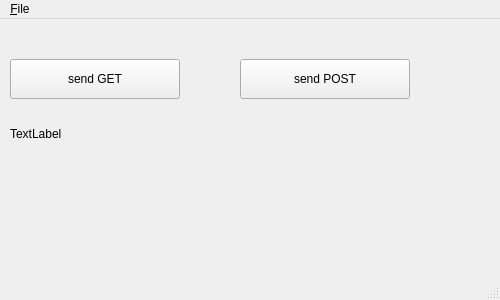
shprotru/qDemo, file mainwindow.ui: the form before one commit.
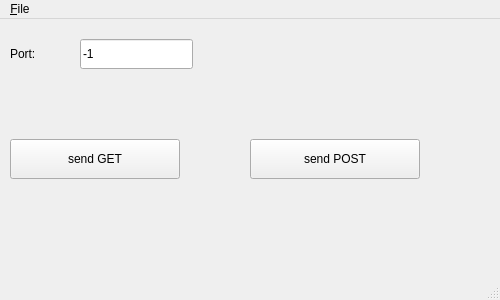
The form after the commit.

Commit message: ability to control port value

Patch:
```diff
--- a/mainwindow.ui
+++ b/mainwindow.ui
@@ -18,7 +18,7 @@
     <property name="geometry">
      <rect>
       <x>10</x>
-      <y>40</y>
+      <y>120</y>
       <width>170</width>
       <height>40</height>
      </rect>
@@ -30,8 +30,8 @@
    <widget class="QPushButton" name="pushButtonPOST">
     <property name="geometry">
      <rect>
-      <x>240</x>
-      <y>40</y>
+      <x>250</x>
+      <y>120</y>
       <width>170</width>
       <height>40</height>
      </rect>
@@ -40,17 +40,30 @@
      <string>send POST</string>
     </property>
    </widget>
-   <widget class="QLabel" name="labelVersion">
+   <widget class="QLineEdit" name="editPort">
+    <property name="geometry">
+     <rect>
+      <x>80</x>
+      <y>20</y>
+      <width>113</width>
+      <height>30</height>
+     </rect>
+    </property>
+    <property name="text">
+     <string>-1</string>
+    </property>
+   </widget>
+   <widget class="QLabel" name="labelPort">
     <property name="geometry">
      <rect>
       <x>10</x>
-      <y>100</y>
-      <width>101</width>
+      <y>20</y>
+      <width>66</width>
       <height>30</height>
      </rect>
     </property>
     <property name="text">
-     <string>TextLabel</string>
+     <string>Port:</string>
     </property>
    </widget>
   </widget>
```
The commit also changes 4 other files.
